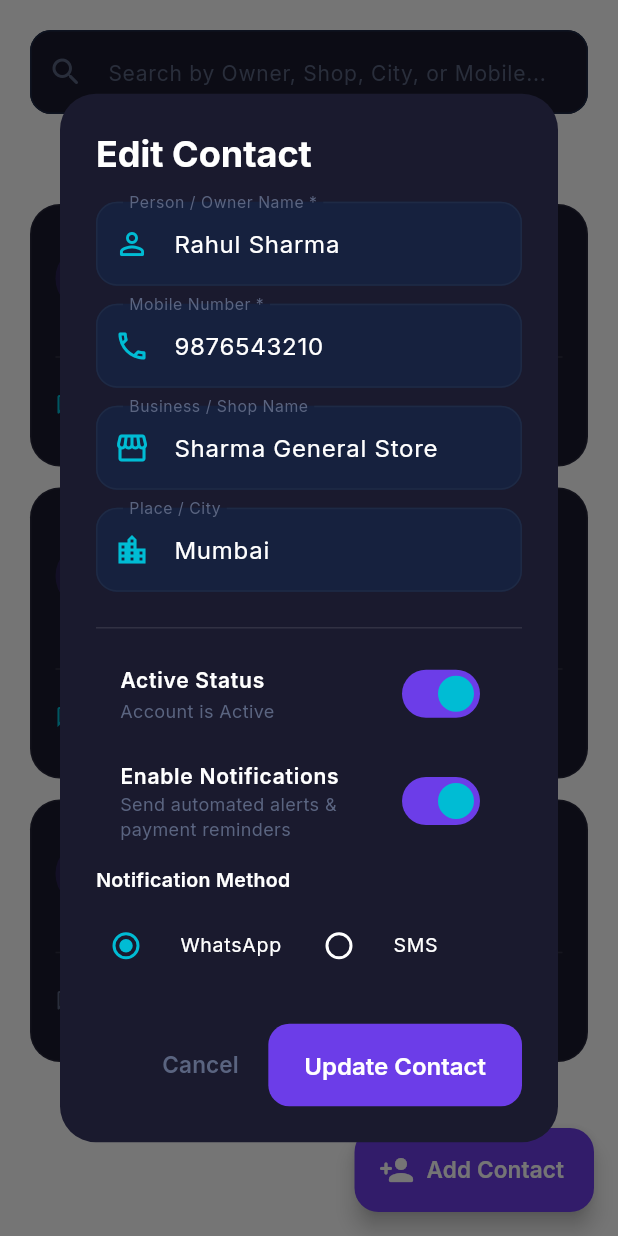
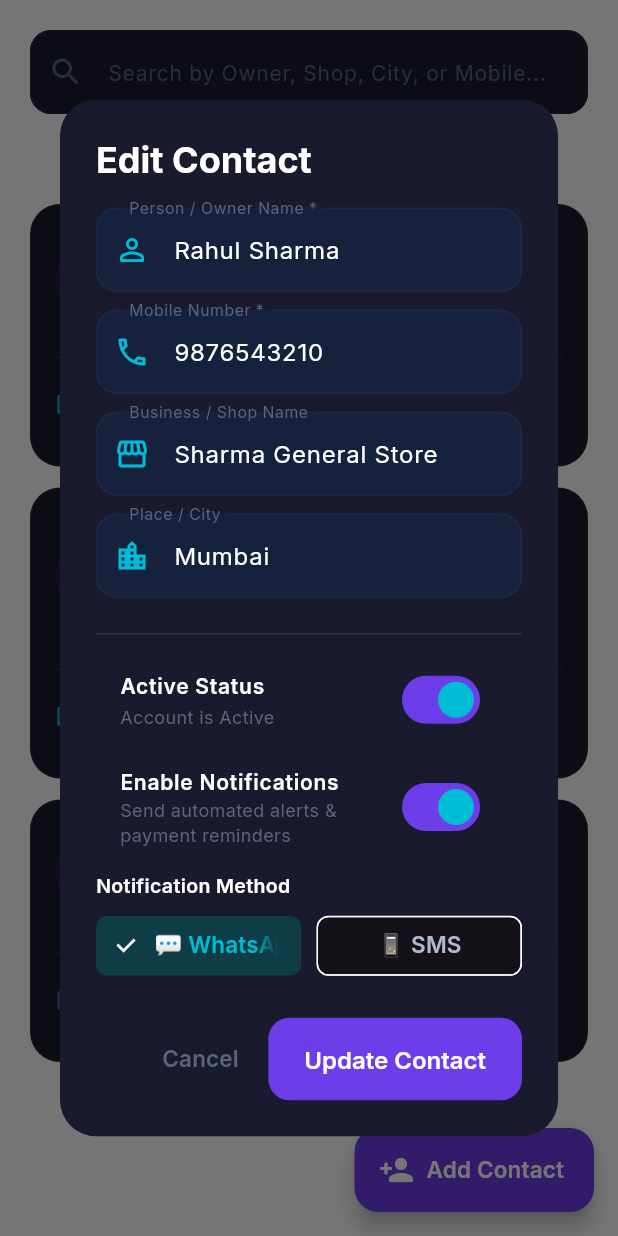
Before and after one commit to SRKT10950/my_wallet, a Flutter app: the ContactsView screen opened directly, after a tap on the "edit" icon, on a phone screen of 412 x 824 dp. Run offline on Flutter 3.47's test engine with Material 3 defaults, Android fonts, the light colour scheme and no system bars; our stand-ins replace device_info_plus, google_fonts, shared_preferences; accounts and stored records are empty; network calls fail.

Commit message:
fix: replace deprecated RadioListTile with ChoiceChips for SMS/WhatsApp selection

```diff
--- a/lib/features/contacts/screens/contacts_view.dart
+++ b/lib/features/contacts/screens/contacts_view.dart
@@ -191,23 +191,32 @@ class _ContactsViewState extends State<ContactsView> {
                         Row(
                           children: [
                             Expanded(
-                              child: RadioListTile<String>(
-                                title: const Text('WhatsApp', style: TextStyle(color: AppTheme.textPrimary, fontSize: 13)),
-                                value: NotificationMethod.whatsApp,
-                                groupValue: method,
-                                activeColor: AppTheme.primaryTeal,
-                                contentPadding: EdgeInsets.zero,
-                                onChanged: (v) => setDlgState(() => method = v!),
+                              child: ChoiceChip(
+                                label: const Center(child: Text('💬 WhatsApp')),
+                                selected: method == NotificationMethod.whatsApp,
+                                selectedColor: AppTheme.primaryTeal.withValues(alpha: 0.25),
+                                labelStyle: TextStyle(
+                                  color: method == NotificationMethod.whatsApp
+                                      ? AppTheme.primaryTeal
+                                      : AppTheme.textSecondary,
+                                  fontWeight: FontWeight.w600,
+                                ),
+                                onSelected: (_) => setDlgState(() => method = NotificationMethod.whatsApp),
                               ),
                             ),
+                            const SizedBox(width: 10),
                             Expanded(
-                              child: RadioListTile<String>(
-                                title: const Text('SMS', style: TextStyle(color: AppTheme.textPrimary, fontSize: 13)),
-                                value: NotificationMethod.sms,
-                                groupValue: method,
-                                activeColor: AppTheme.primaryTeal,
-                                contentPadding: EdgeInsets.zero,
-                                onChanged: (v) => setDlgState(() => method = v!),
+                              child: ChoiceChip(
+                                label: const Center(child: Text('📱 SMS')),
+                                selected: method == NotificationMethod.sms,
+                                selectedColor: AppTheme.primaryViolet.withValues(alpha: 0.25),
+                                labelStyle: TextStyle(
+                                  color: method == NotificationMethod.sms
+                                      ? AppTheme.primaryViolet
+                                      : AppTheme.textSecondary,
+                                  fontWeight: FontWeight.w600,
+                                ),
+                                onSelected: (_) => setDlgState(() => method = NotificationMethod.sms),
                               ),
                             ),
                           ],
```
